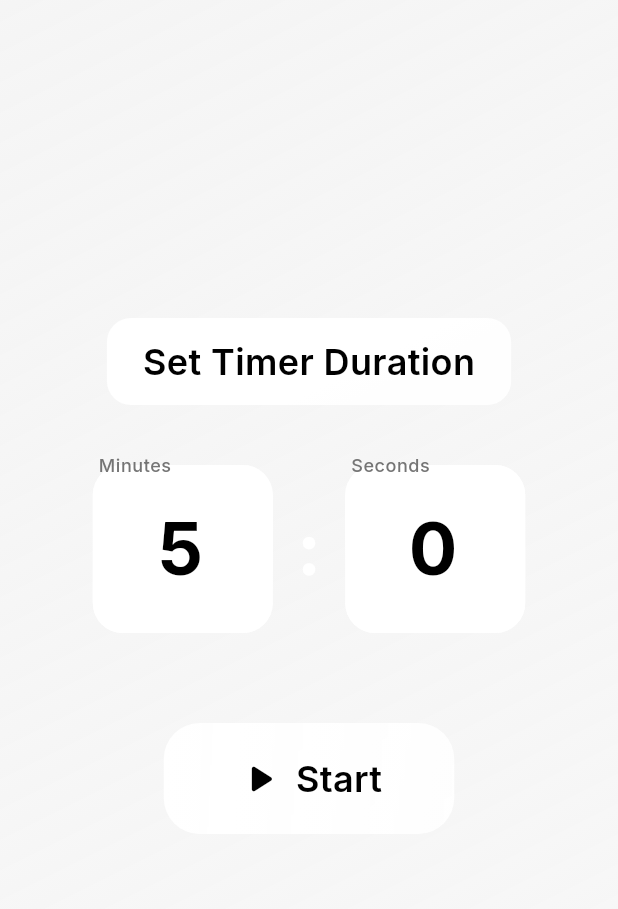
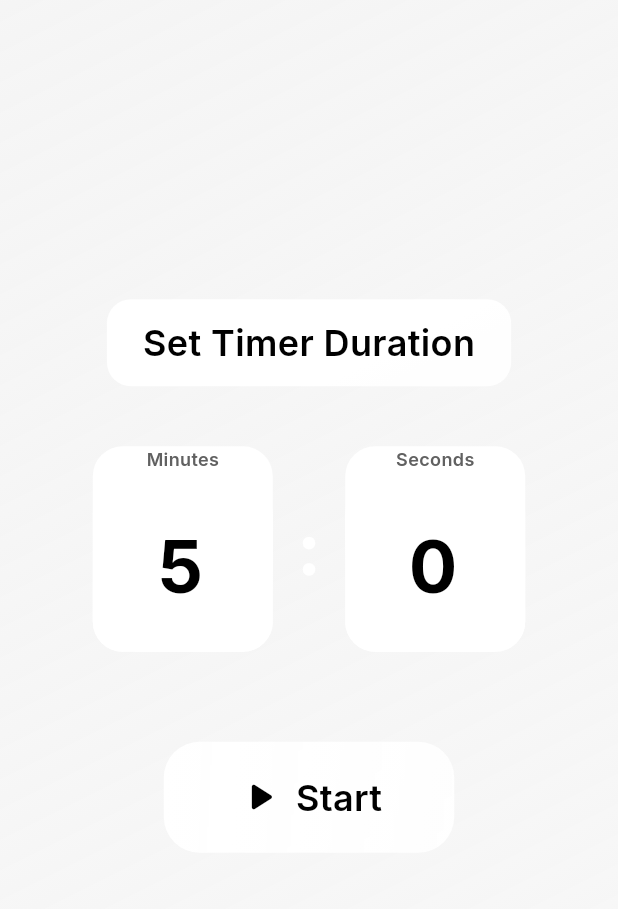
Before and after one commit to ooluseye16/pitch_timer, a Flutter app: the screen it shows after launch, on a phone screen of 412 x 824 dp, the part 84-993 px from its top. Run offline on Flutter 3.47's test engine with Material 3 defaults, Android fonts, the light colour scheme and no system bars; our stand-ins replace google_fonts, wakelock_plus.

Commit message:
Fix TextField label positioning

```diff
--- a/lib/screens/timer_screen.dart
+++ b/lib/screens/timer_screen.dart
@@ -280,7 +280,19 @@ class _TimerScreenState extends State<TimerScreen>
         color: Colors.white,
         borderRadius: BorderRadius.circular(20),
       ),
-      child: TextField(
+      child: Column(
+        mainAxisSize: MainAxisSize.min,
+        children: [
+          Text(
+            label,
+            style: TextStyle(
+              color: Colors.grey[700],
+              fontSize: 12,
+              fontWeight: FontWeight.w600,
+            ),
+          ),
+          const SizedBox(height: 8),
+          TextField(
             controller: controller,
             keyboardType: TextInputType.number,
             textAlign: TextAlign.center,
@@ -290,10 +302,10 @@ class _TimerScreenState extends State<TimerScreen>
               color: Colors.black,
             ),
             decoration: InputDecoration(
-          labelText: label,
-          labelStyle: TextStyle(
-            color: Colors.grey[600],
-            fontWeight: FontWeight.w500,
+              hintText: '00',
+              hintStyle: TextStyle(
+                color: Colors.grey[300],
+                fontWeight: FontWeight.bold,
               ),
               border: OutlineInputBorder(
                 borderRadius: BorderRadius.circular(20),
@@ -303,6 +315,8 @@ class _TimerScreenState extends State<TimerScreen>
               fillColor: Colors.white,
               contentPadding: const EdgeInsets.symmetric(vertical: 20),
             ),
+          ),
+        ],
       ),
     );
   }
```
Lines whose indentation alone changed are shown as unchanged.
